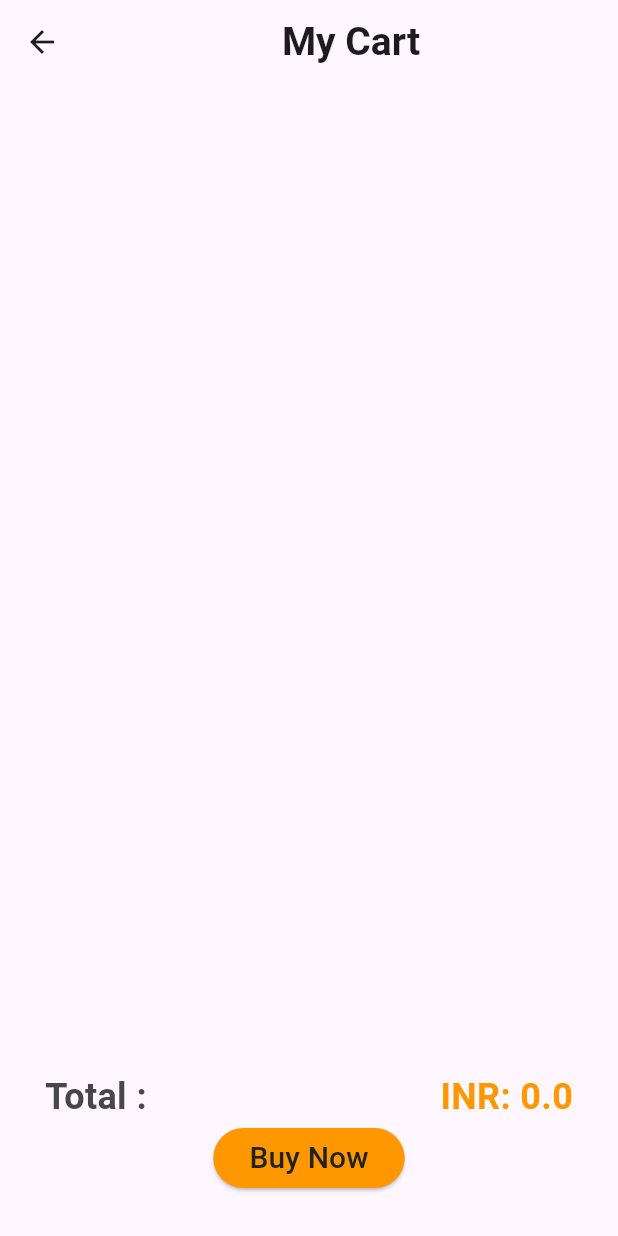
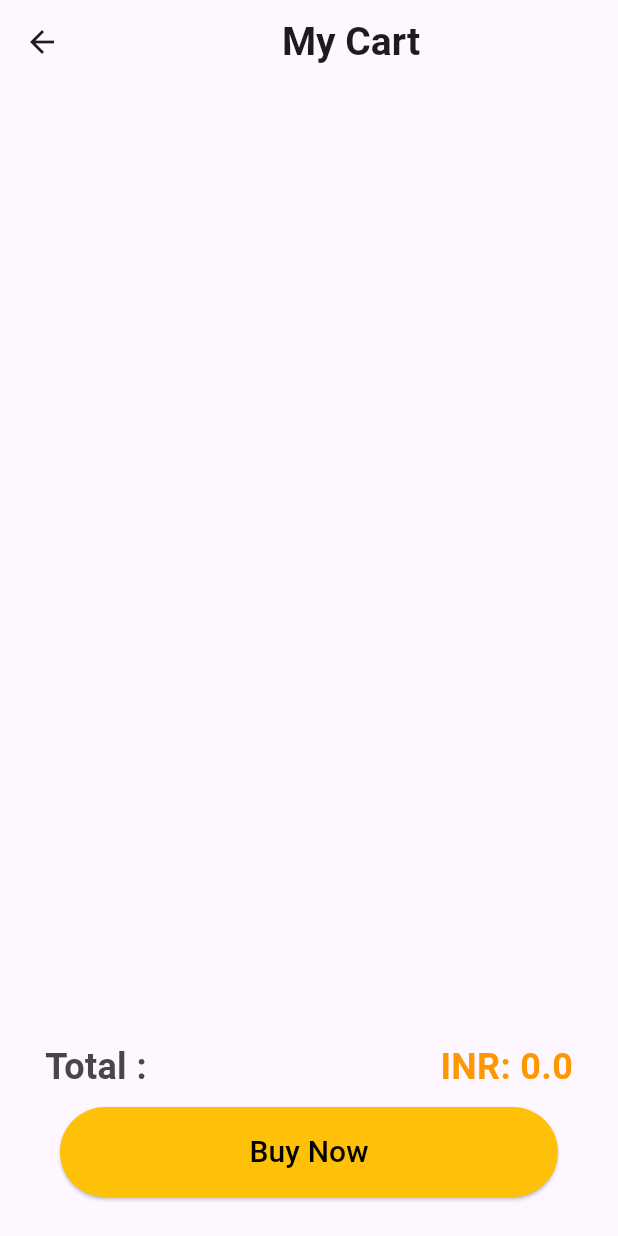
Before and after one commit to Rahulbitcot/ECommerceApp, a Flutter app: the screen it shows after launch, item 2 of the bottom bar chosen, after a tap on "Buy Now", on a phone screen of 412 x 824 dp. Run offline on Flutter 3.47's test engine with Material 3 defaults, Android fonts, the phone set to English and light mode, and no system bars; network calls fail.

Commit message:
home screen improvement and add Description Screen

```diff
--- a/e_commerce_app/lib/screen.dart/home.dart
+++ b/e_commerce_app/lib/screen.dart/home.dart
@@ -50,7 +50,9 @@ class _HomeState extends State<Home> {
   @override
   void initState() {
     super.initState();
-    getProduct();
+    setState(() {
+      getProduct();
+    });
   }
 
   Future<List<Items>> getProduct() async {
@@ -60,10 +62,14 @@ class _HomeState extends State<Home> {
       final response = await http.get(Uri.parse(baseUrl));
       if (response.statusCode == 200) {
         List<dynamic> productJson = json.decode(response.body);
+
         List<Items> productList =
             productJson.map((item) => Items.fromJson(item)).toList();
 
-        itemList = productList;
+        setState(() {
+          itemList = productList;
+        });
+
         return productList;
       } else {
         throw Exception('Failed to load products');
@@ -90,8 +96,8 @@ class _HomeState extends State<Home> {
       appBar: AppBar(
         title: const Center(child: Text("Watch app")),
       ),
-      body: Container(
-        padding: const EdgeInsets.all(20),
+      body: Padding(
+        padding: const EdgeInsets.all(8.0),
         child: Column(
           crossAxisAlignment: CrossAxisAlignment.stretch,
           children: [
@@ -105,26 +111,13 @@ class _HomeState extends State<Home> {
                       fontWeight: FontWeight.bold,
                       fontSize: 30),
                 ),
-                SizedBox(
-                  width: 10,
-                ),
-                Icon(
-                  Icons.card_giftcard,
-                  color: Colors.orange,
-                  size: 36,
-                ),
+                SizedBox(width: 10),
+                Icon(Icons.card_giftcard, color: Colors.orange, size: 36),
               ],
             ),
-            const SizedBox(
-              height: 5,
-            ),
-            const Text(
-              "Let's Start Shopping",
-              style: TextStyle(fontSize: 16),
-            ),
-            const SizedBox(
-              height: 20,
-            ),
+            const SizedBox(height: 5),
+            const Text("Let's Start Shopping", style: TextStyle(fontSize: 16)),
+            const SizedBox(height: 20),
             SingleChildScrollView(
               scrollDirection: Axis.horizontal,
               child: Row(
--- a/e_commerce_app/lib/widget/cart_widget.dart
+++ b/e_commerce_app/lib/widget/cart_widget.dart
@@ -40,7 +40,7 @@ class _CartWidgetState extends State<CartWidget> {
         ),
         SizedBox(
           width: double.infinity,
-          height: 130,
+          height: 150,
           child: Container(
             padding: const EdgeInsets.only(left: 30, top: 20, right: 30),
             child: Column(
@@ -64,16 +64,19 @@ class _CartWidgetState extends State<CartWidget> {
                     ),
                   ],
                 ),
-                ElevatedButton(
-                  style: const ButtonStyle(
-                    backgroundColor: WidgetStatePropertyAll(Colors.orange),
-                  ),
-                  onPressed: () {},
-                  child: const Text(
-                    "Buy Now",
-                    style: TextStyle(
-                        color: Color.fromARGB(255, 34, 34, 34), fontSize: 20),
-                  ),
+                Padding(
+                  padding: const EdgeInsets.all(10),
+                  child: ElevatedButton(
+                      style: const ButtonStyle(
+                        backgroundColor: WidgetStatePropertyAll(Colors.amber),
+                        fixedSize:
+                            WidgetStatePropertyAll(Size(double.maxFinite, 60)),
+                      ),
+                      onPressed: () {},
+                      child: const Text(
+                        "Buy Now",
+                        style: TextStyle(color: Colors.black, fontSize: 20),
+                      )),
                 ),
               ],
             ),
```
Also changed, not shown: e_commerce_app/lib/widget/item_widget.dart (+38 -39 lines).
